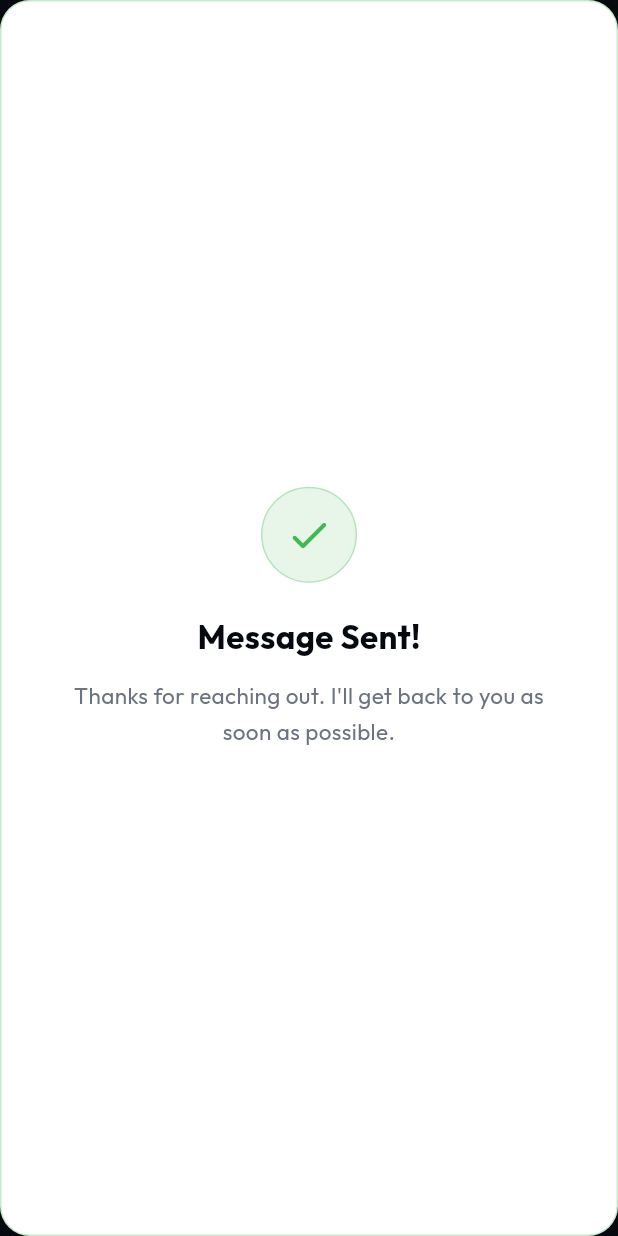
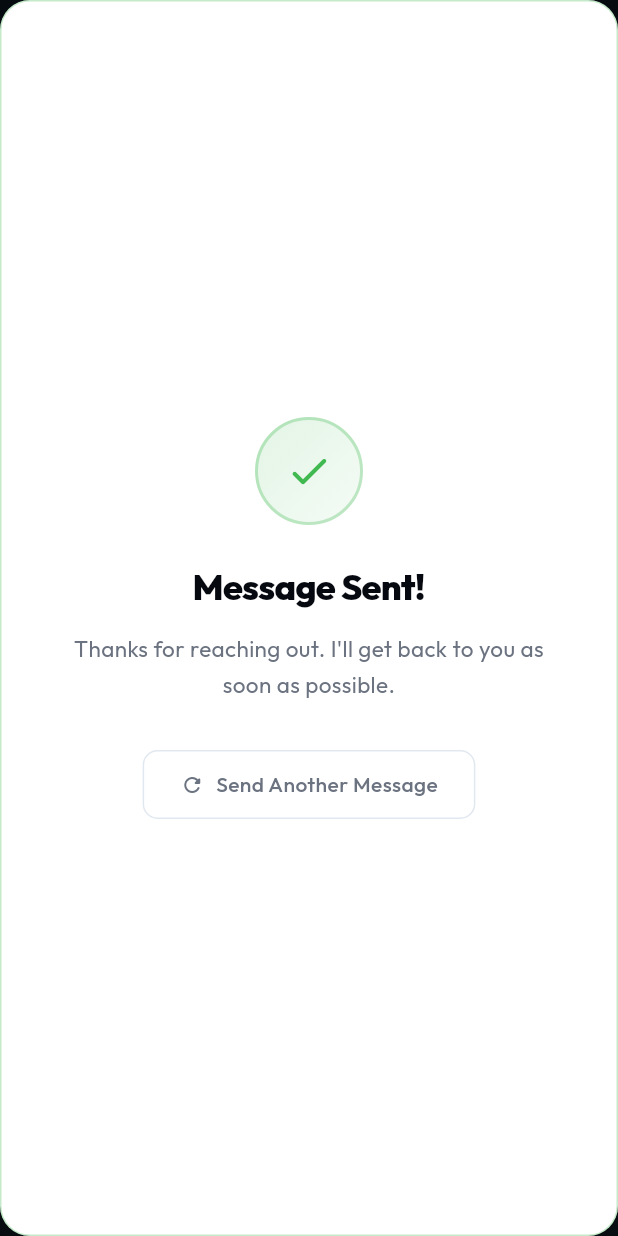
Before and after one commit to SouravSouru/souravkk-portfolio-flutter-web, a Flutter app: the _SuccessCard widget shown alone on an empty page, opened directly with empty values, on a phone screen of 412 x 824 dp. Run offline on Flutter 3.47's test engine with Material 3 defaults, Android fonts, the phone set to English and light mode, and no system bars; our stand-ins replace firebase_core, flutter_bloc, font_awesome_flutter, go_router, google_fonts; accounts and stored records are empty.

Commit message:
feat: Add contact section UI with integrated email sending functionality.

```diff
--- a/lib/features/home/presentation/widgets/contact_section.dart
+++ b/lib/features/home/presentation/widgets/contact_section.dart
@@ -1,8 +1,7 @@
 import 'package:flutter/material.dart';
-import 'dart:convert';
-import 'package:http/http.dart' as http;
 import 'package:font_awesome_flutter/font_awesome_flutter.dart';
 import '../../../../core/constants/app_constants.dart';
+import '../../../../core/services/email_service.dart';
 import '../../../../core/widgets/responsive_layout.dart';
 import '../../../../core/theme/app_theme.dart';
 import '../../../../core/widgets/gradient_button.dart';
@@ -25,6 +24,8 @@ class _ContactSectionState extends State<ContactSection>
   final _messageController = TextEditingController();
   bool _submitted = false;
   bool _isLoading = false;
+  bool _usedFallback = false;
+  String _resultMessage = '';
 
   @override
   void initState() {
@@ -53,47 +54,62 @@ class _ContactSectionState extends State<ContactSection>
     if (_formKey.currentState!.validate()) {
       setState(() => _isLoading = true);
 
-      try {
-        // Send email via a free service like Formspree
-        // IMPORTANT: Replace the URL below with your actual Formspree endpoint that looks like:
-        // https://formspree.io/f/xabcdefg
-        final response = await http.post(
-          Uri.parse(
-            'https://formspree.io/f/xyzxyzxyz',
-          ), // <-- INSERT YOUR ID HERE
-          headers: {'Content-Type': 'application/json'},
-          body: jsonEncode({
-            'name': _nameController.text,
-            'email': _emailController.text,
-            'message': _messageController.text,
-          }),
+      final result = await EmailService.sendEmail(
+        name: _nameController.text.trim(),
+        email: _emailController.text.trim(),
+        message: _messageController.text.trim(),
       );
 
-        if (response.statusCode >= 200 && response.statusCode < 300) {
-          if (mounted) {
+      if (!mounted) return;
+
+      if (result.success) {
         setState(() {
           _submitted = true;
           _isLoading = false;
+          _usedFallback = result.usedFallback;
+          _resultMessage = result.message;
         });
-          }
       } else {
-          throw Exception('Failed to send message');
-        }
-      } catch (e) {
-        if (mounted) {
         setState(() => _isLoading = false);
         ScaffoldMessenger.of(context).showSnackBar(
-            const SnackBar(
-              content: Text(
-                'Failed to send message. Please email me directly.',
-              ),
+          SnackBar(
+            content: Text(result.message),
             backgroundColor: Colors.redAccent,
             behavior: SnackBarBehavior.floating,
+            duration: const Duration(seconds: 5),
+            action: SnackBarAction(
+              label: 'Copy Email',
+              textColor: Colors.white,
+              onPressed: () {
+                // Fallback: let them email directly
+                _openDirectEmail();
+              },
+            ),
           ),
         );
       }
     }
   }
+
+  void _openDirectEmail() async {
+    final uri = Uri(
+      scheme: 'mailto',
+      path: AppConstants.email,
+    );
+    if (await canLaunchUrl(uri)) {
+      await launchUrl(uri);
+    }
+  }
+
+  void _resetForm() {
+    setState(() {
+      _submitted = false;
+      _usedFallback = false;
+      _resultMessage = '';
+      _nameController.clear();
+      _emailController.clear();
+      _messageController.clear();
+    });
   }
 
   @override
@@ -267,7 +283,12 @@ class _ContactSectionState extends State<ContactSection>
 
   Widget _buildForm(BuildContext context, bool isDark) {
     if (_submitted) {
-      return _SuccessCard(isDark: isDark);
+      return _SuccessCard(
+        isDark: isDark,
+        usedFallback: _usedFallback,
+        message: _resultMessage,
+        onSendAnother: _resetForm,
+      );
     }
 
     return Form(
@@ -639,48 +660,95 @@ class _SocialIconButtonState extends State<_SocialIconButton> {
 
 class _SuccessCard extends StatelessWidget {
   final bool isDark;
-  const _SuccessCard({required this.isDark});
+  final bool usedFallback;
+  final String message;
+  final VoidCallback onSendAnother;
+
+  const _SuccessCard({
+    required this.isDark,
+    this.usedFallback = false,
+    this.message = '',
+    required this.onSendAnother,
+  });
 
   @override
   Widget build(BuildContext context) {
+    final accentColor = usedFallback
+        ? const Color(0xFF4F46E5)
+        : const Color(0xFF3FB950);
+
     return Container(
       padding: const EdgeInsets.all(48),
       decoration: BoxDecoration(
         borderRadius: BorderRadius.circular(20),
         color: isDark ? AppColors.bgCard : Colors.white,
-        border: Border.all(color: const Color(0xFF3FB950).withOpacity(0.3)),
+        border: Border.all(color: accentColor.withOpacity(0.3)),
+        boxShadow: [
+          BoxShadow(
+            color: accentColor.withOpacity(isDark ? 0.08 : 0.04),
+            blurRadius: 24,
+            offset: const Offset(0, 8),
+          ),
+        ],
       ),
       child: Column(
         mainAxisAlignment: MainAxisAlignment.center,
         children: [
-          Container(
-            width: 64,
-            height: 64,
+          // Animated checkmark icon
+          TweenAnimationBuilder<double>(
+            tween: Tween(begin: 0.0, end: 1.0),
+            duration: const Duration(milliseconds: 500),
+            curve: Curves.elasticOut,
+            builder: (context, value, child) {
+              return Transform.scale(
+                scale: value,
+                child: child,
+              );
+            },
+            child: Container(
+              width: 72,
+              height: 72,
               decoration: BoxDecoration(
                 shape: BoxShape.circle,
-              color: const Color(0xFF3FB950).withOpacity(0.12),
+                gradient: LinearGradient(
+                  colors: [
+                    accentColor.withOpacity(0.15),
+                    accentColor.withOpacity(0.05),
+                  ],
+                  begin: Alignment.topLeft,
+                  end: Alignment.bottomRight,
+                ),
                 border: Border.all(
-                color: const Color(0xFF3FB950).withOpacity(0.3),
+                  color: accentColor.withOpacity(0.3),
+                  width: 2,
                 ),
               ),
-            child: const Icon(
-              Icons.check_rounded,
-              color: Color(0xFF3FB950),
+              child: Icon(
+                usedFallback ? Icons.email_rounded : Icons.check_rounded,
+                color: accentColor,
                 size: 32,
               ),
             ),
-          const SizedBox(height: 20),
+          ),
+          const SizedBox(height: 24),
+
+          // Title
           Text(
-            'Message Sent!',
+            usedFallback ? 'Almost There!' : 'Message Sent!',
             style: TextStyle(
-              fontSize: 22,
-              fontWeight: FontWeight.w700,
+              fontSize: 24,
+              fontWeight: FontWeight.w800,
+              letterSpacing: -0.5,
               color: isDark ? AppColors.textPrimary : AppColors.bgDeep,
             ),
           ),
           const SizedBox(height: 12),
+
+          // Description
           Text(
-            "Thanks for reaching out. I'll get back to you as soon as possible.",
+            message.isNotEmpty
+                ? message
+                : "Thanks for reaching out. I'll get back to you as soon as possible.",
             textAlign: TextAlign.center,
             style: TextStyle(
               fontSize: 15,
@@ -688,6 +756,50 @@ class _SuccessCard extends StatelessWidget {
               color: isDark ? AppColors.textSecondary : const Color(0xFF6B7280),
             ),
           ),
+          const SizedBox(height: 32),
+
+          // Send another message button
+          MouseRegion(
+            cursor: SystemMouseCursors.click,
+            child: GestureDetector(
+              onTap: onSendAnother,
+              child: Container(
+                padding: const EdgeInsets.symmetric(
+                  horizontal: 24,
+                  vertical: 12,
+                ),
+                decoration: BoxDecoration(
+                  borderRadius: BorderRadius.circular(10),
+                  border: Border.all(
+                    color: isDark ? AppColors.border : AppColors.lightBorder,
+                  ),
+                ),
+                child: Row(
+                  mainAxisSize: MainAxisSize.min,
+                  children: [
+                    Icon(
+                      Icons.refresh_rounded,
+                      size: 16,
+                      color: isDark
+                          ? AppColors.textSecondary
+                          : const Color(0xFF6B7280),
+                    ),
+                    const SizedBox(width: 8),
+                    Text(
+                      'Send Another Message',
+                      style: TextStyle(
+                        fontSize: 14,
+                        fontWeight: FontWeight.w500,
+                        color: isDark
+                            ? AppColors.textSecondary
+                            : const Color(0xFF6B7280),
+                      ),
+                    ),
+                  ],
+                ),
+              ),
+            ),
+          ),
         ],
       ),
     );
```
Also changed, not shown: lib/core/services/email_service.dart (added, +153 -0 lines). Lines whose indentation alone changed are shown as unchanged.
